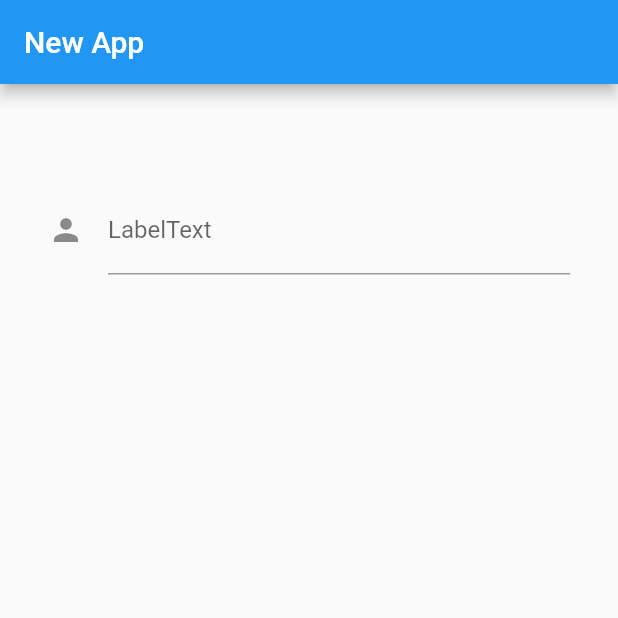
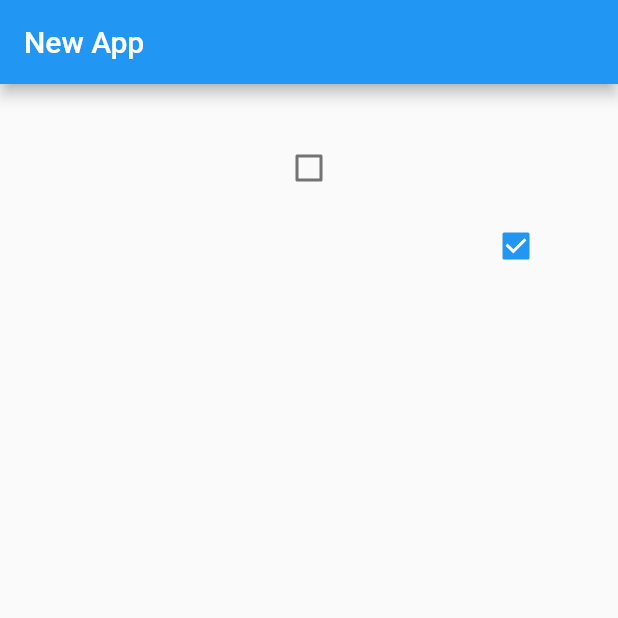
Before and after one commit to ShubhamDalvi1999/Flutter_Beginner, a Flutter app: the screen it shows after launch, on a phone screen of 412 x 824 dp, the top half of it. Run offline on Flutter 3.47's test engine with Material 2 defaults, Android fonts, the phone set to English and light mode, and no system bars.

```diff
--- a/lib/main.dart
+++ b/lib/main.dart
@@ -13,19 +13,16 @@ class MyApp extends StatefulWidget {
 }
 
 class _MyAppState extends State<MyApp> {
-  String _value = "";
+  bool _value1 = false;
+  bool _value2 = true;
 
-  void _onChange(String value) {
-    setState(() {
-      _value = "Change: ${value}";
-    });
-  }
+  void _value1Changed(bool? value) => setState(() {
+        _value1 = value!;
+      });
 
-  void _onSubmit(String value) {
-    setState(() {
-      _value = "Submit: ${value}";
-    });
-  }
+  void _value2Changed(bool? value) => setState(() {
+        _value2 = value!;
+      });
 
   @override
   Widget build(BuildContext context) {
@@ -38,17 +35,8 @@ class _MyAppState extends State<MyApp> {
         child: Center(
           child: Column(
             children: [
-              Text(_value),
-              SizedBox(
-                height: 20,
-              ),
-              TextField(
-                decoration: InputDecoration(
-                  labelText: 'LabelText',
-                  hintText: 'hint',
-                  icon: Icon(Icons.person),
-                ),
-              ),
+              Checkbox(value: _value1, onChanged: _value1Changed),
+              CheckboxListTile(value: _value2, onChanged: _value2Changed),
             ],
           ),
         ),
```
